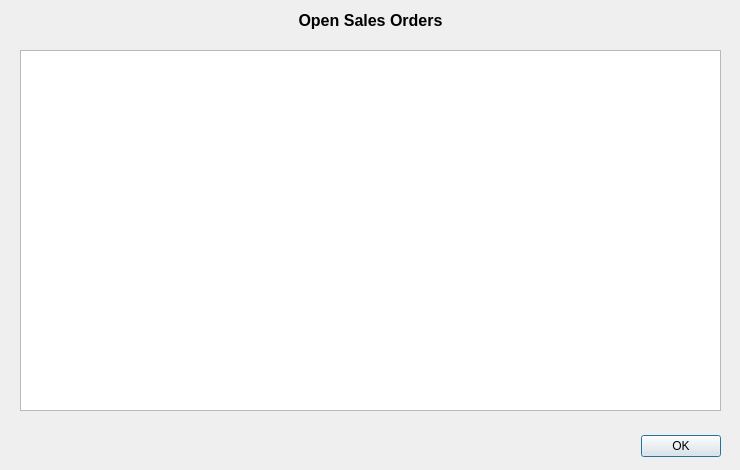
This is OpenSalesOrderDialog.ui in john-maldonado/UC-OMS as Qt 5 draws it before an edit. The edited form follows.
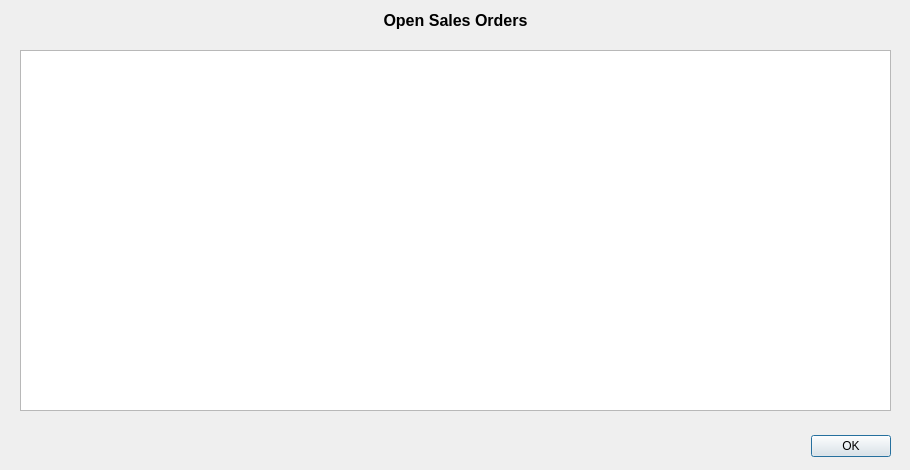
This is the edited form.

Commit message: resized to show full table

```diff
--- a/OpenSalesOrderDialog.ui
+++ b/OpenSalesOrderDialog.ui
@@ -6,10 +6,16 @@
    <rect>
     <x>0</x>
     <y>0</y>
-    <width>740</width>
+    <width>910</width>
     <height>470</height>
    </rect>
   </property>
+  <property name="sizePolicy">
+   <sizepolicy hsizetype="Fixed" vsizetype="Fixed">
+    <horstretch>0</horstretch>
+    <verstretch>0</verstretch>
+   </sizepolicy>
+  </property>
   <property name="windowTitle">
    <string>Open Sales Orders</string>
   </property>
@@ -18,7 +24,7 @@
     <rect>
      <x>20</x>
      <y>430</y>
-     <width>701</width>
+     <width>871</width>
      <height>32</height>
     </rect>
    </property>
@@ -34,7 +40,7 @@
     <rect>
      <x>20</x>
      <y>50</y>
-     <width>701</width>
+     <width>871</width>
      <height>361</height>
     </rect>
    </property>
@@ -44,7 +50,7 @@
     <rect>
      <x>0</x>
      <y>10</y>
-     <width>741</width>
+     <width>911</width>
      <height>20</height>
     </rect>
    </property>
```
The commit also changes 1 other file.
